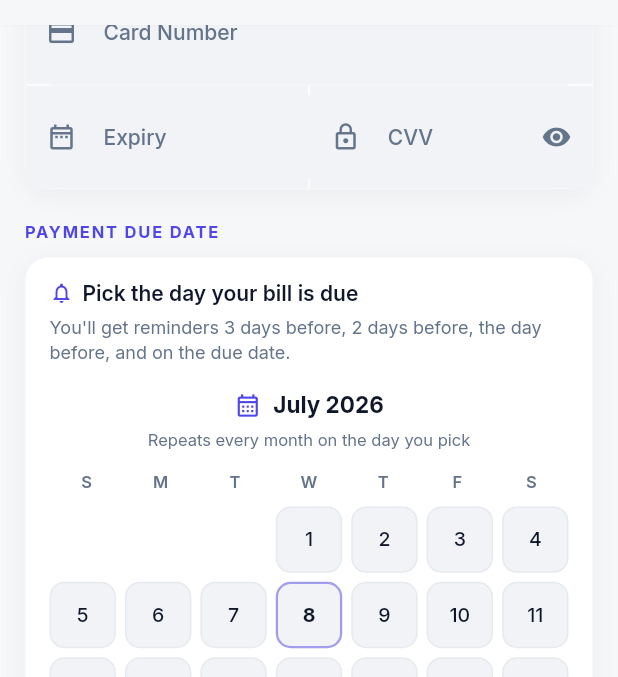
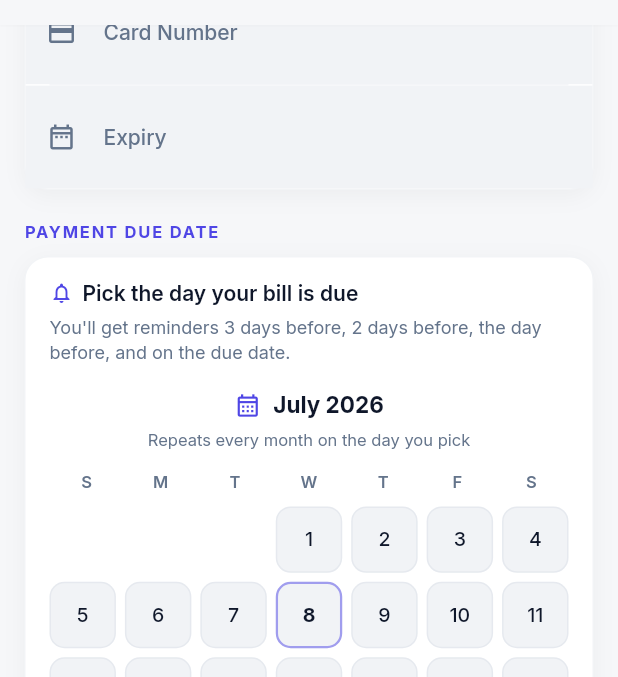
Before and after one commit to Geopaul94/credit_card_mananger, a Flutter app: the _AddCardView screen opened directly, scrolled down 576 dp, on a phone screen of 412 x 824 dp, the part 59-736 px from its top. Run offline on Flutter 3.47's test engine with Material 3 defaults, Android fonts, the phone set to English and light mode, and no system bars; our stand-ins replace equatable, flutter_bloc, flutter_local_notifications, flutter_secure_storage, get_it, google_sign_in and 4 more; missing offline and left inert: encrypt, google_mlkit_text_recognition, googleapis; accounts and stored records are empty.

Commit message:
Remove CVV storage entirely (PCI-DSS / Play compliance)
- Drop cvv from PaymentCard entity, model, and both storage/backup serializers
  (old persisted/backup 'cvv' keys are now ignored on read)
- Remove CVV input + reveal UI from add-card and card-detail screens
- Stop the OCR scanner from reading CVV (removed _parseCvv + CardScanResult.cvv)
- Remove showCvv/toggleCvv state and the cvv field from the add-card event

Co-Authored-By: Claude Fable 5 <noreply@anthropic.com>

```diff
--- a/lib/core/backup/backup_cubit.dart
+++ b/lib/core/backup/backup_cubit.dart
@@ -243,7 +243,6 @@ class BackupCubit extends Cubit<BackupState> {
                 'cardNumber': c.cardNumber,
                 'expiryDate': c.expiryDate,
                 'typeLabel': c.typeLabel,
-                'cvv': c.cvv,
                 if (c.bankName != null) 'bankName': c.bankName,
                 if (c.cardName != null) 'cardName': c.cardName,
                 if (c.dueDay != null) 'dueDay': c.dueDay,
@@ -266,7 +265,6 @@ class BackupCubit extends Cubit<BackupState> {
         cardNumber: m['cardNumber'] as String,
         expiryDate: m['expiryDate'] as String,
         typeLabel: m['typeLabel'] as String,
-        cvv: m['cvv'] as String,
         bankName: m['bankName'] as String?,
         cardName: m['cardName'] as String?,
         dueDay: m['dueDay'] as int?,
--- a/lib/core/storage/secure_card_storage.dart
+++ b/lib/core/storage/secure_card_storage.dart
@@ -103,7 +103,6 @@ class SecureCardStorage {
         'cardNumber': c.cardNumber,
         'expiryDate': c.expiryDate,
         'typeLabel': c.typeLabel,
-        'cvv': c.cvv,
         if (c.bankName != null) 'bankName': c.bankName,
         if (c.cardName != null) 'cardName': c.cardName,
         if (c.dueDay != null) 'dueDay': c.dueDay,
@@ -116,7 +115,6 @@ class SecureCardStorage {
         cardNumber: m['cardNumber'] as String,
         expiryDate: m['expiryDate'] as String,
         typeLabel: m['typeLabel'] as String,
-        cvv: m['cvv'] as String,
         bankName: m['bankName'] as String?,
         cardName: m['cardName'] as String?,
         dueDay: m['dueDay'] as int?,
--- a/lib/features/cards/data/models/payment_card_model.dart
+++ b/lib/features/cards/data/models/payment_card_model.dart
@@ -7,7 +7,6 @@ class PaymentCardModel extends PaymentCard {
     required super.cardNumber,
     required super.expiryDate,
     required super.typeLabel,
-    required super.cvv,
     super.bankName,
     super.cardName,
     super.dueDay,
@@ -20,7 +19,6 @@ class PaymentCardModel extends PaymentCard {
         cardNumber: card.cardNumber,
         expiryDate: card.expiryDate,
         typeLabel: card.typeLabel,
-        cvv: card.cvv,
         bankName: card.bankName,
         cardName: card.cardName,
         dueDay: card.dueDay,
--- a/lib/features/cards/data/services/card_scan_service.dart
+++ b/lib/features/cards/data/services/card_scan_service.dart
@@ -11,7 +11,6 @@ class CardScanResult {
     this.holderName,
     this.cardNumber,
     this.expiryDate,
-    this.cvv,
     this.bankName,
     this.cardName,
   });
@@ -24,9 +23,6 @@ class CardScanResult {
   /// MM/YY format
   final String? expiryDate;
 
-  /// 3–4 digit security code (read from the back of the card).
-  final String? cvv;
-
   /// Issuing bank, matched from a keyword list.
   final String? bankName;
 
@@ -37,7 +33,6 @@ class CardScanResult {
       holderName != null ||
       cardNumber != null ||
       expiryDate != null ||
-      cvv != null ||
       bankName != null ||
       cardName != null;
 
@@ -47,7 +42,6 @@ class CardScanResult {
         holderName: holderName ?? other.holderName,
         cardNumber: cardNumber ?? other.cardNumber,
         expiryDate: expiryDate ?? other.expiryDate,
-        cvv: cvv ?? other.cvv,
         bankName: bankName ?? other.bankName,
         cardName: cardName ?? other.cardName,
       );
@@ -92,12 +86,11 @@ class CardScanService {
     );
   }
 
-  // ── Back: CVV (plus bank / card-number fallback) ───────────────────────────
+  // ── Back: bank / card-number fallback ──────────────────────────────────────
 
   CardScanResult _parseBack(String text) {
     final normalized = text.replaceAll(RegExp(r'[ \t]+'), ' ');
     return CardScanResult(
-      cvv: _parseCvv(text),
       cardNumber: _parseNumber(normalized),
       bankName: _detectBank(text),
     );
@@ -141,22 +134,6 @@ class CardScanService {
       final words =
           trimmed.split(RegExp(r'\s+')).where((w) => w.length >= 2).toList();
       if (words.length >= 2) return words.join(' ');
-    }
-    return null;
-  }
-
-  String? _parseCvv(String text) {
-    // Prefer a value explicitly labelled CVV / CVC / CVV2 / CID.
-    final labeled = RegExp(
-      r'(?:cvv2?|cvc2?|cid)\D{0,6}(\d{3,4})',
-      caseSensitive: false,
-    ).firstMatch(text);
-    if (labeled != null) return labeled.group(1);
-
-    // Otherwise the first standalone 3-digit group on its own line.
-    for (final line in text.split('\n')) {
-      final m = RegExp(r'^\s*(\d{3})\s*$').firstMatch(line);
-      if (m != null) return m.group(1);
     }
     return null;
   }
--- a/lib/features/cards/domain/entities/payment_card.dart
+++ b/lib/features/cards/domain/entities/payment_card.dart
@@ -7,7 +7,6 @@ class PaymentCard extends Equatable {
     required this.cardNumber,
     required this.expiryDate,
     required this.typeLabel,
-    required this.cvv,
     this.bankName,
     this.cardName,
     this.dueDay,
@@ -19,7 +18,6 @@ class PaymentCard extends Equatable {
   final String cardNumber; // digits only
   final String expiryDate; // MM/YY
   final String typeLabel;
-  final String cvv;
   final String? bankName;
   final String? cardName; // co-brand / product name, e.g. "Flipkart"
   final int? dueDay; // monthly due date — null means no reminder set
@@ -125,7 +123,6 @@ class PaymentCard extends Equatable {
     String? cardNumber,
     String? expiryDate,
     String? typeLabel,
-    String? cvv,
     String? bankName,
     bool clearBankName = false,
     String? cardName,
@@ -141,7 +138,6 @@ class PaymentCard extends Equatable {
       cardNumber: cardNumber ?? this.cardNumber,
       expiryDate: expiryDate ?? this.expiryDate,
       typeLabel: typeLabel ?? this.typeLabel,
-      cvv: cvv ?? this.cvv,
       bankName: clearBankName ? null : (bankName ?? this.bankName),
       cardName: clearCardName ? null : (cardName ?? this.cardName),
       dueDay: clearDueDay ? null : (dueDay ?? this.dueDay),
@@ -156,7 +152,6 @@ class PaymentCard extends Equatable {
         cardNumber,
         expiryDate,
         typeLabel,
-        cvv,
         bankName,
         cardName,
         dueDay,
--- a/lib/features/cards/presentation/bloc/add_card/add_card_cubit.dart
+++ b/lib/features/cards/presentation/bloc/add_card/add_card_cubit.dart
@@ -11,7 +11,6 @@ class AddCardState extends Equatable {
     this.selectedDueDay,
     this.isScanning = false,
     this.wasScanned = false,
-    this.showCvv = false,
     this.scanResult,
   });
 
@@ -21,7 +20,6 @@ class AddCardState extends Equatable {
   final int? selectedDueDay;
   final bool isScanning;
   final bool wasScanned;
-  final bool showCvv;
   final CardScanResult? scanResult; // accumulates across front/back scans
 
   int? get effectiveDueDay => selectedDueDay;
@@ -32,7 +30,6 @@ class AddCardState extends Equatable {
     bool clearDueDay = false,
     bool? isScanning,
     bool? wasScanned,
-    bool? showCvv,
     CardScanResult? scanResult,
     bool clearScan = false,
   }) {
@@ -42,14 +39,13 @@ class AddCardState extends Equatable {
           clearDueDay ? null : (selectedDueDay ?? this.selectedDueDay),
       isScanning: isScanning ?? this.isScanning,
       wasScanned: wasScanned ?? this.wasScanned,
-      showCvv: showCvv ?? this.showCvv,
       scanResult: clearScan ? null : (scanResult ?? this.scanResult),
     );
   }
 
   @override
   List<Object?> get props =>
-      [cardType, selectedDueDay, isScanning, wasScanned, showCvv, scanResult];
+      [cardType, selectedDueDay, isScanning, wasScanned, scanResult];
 }
 
 // ─── Cubit ────────────────────────────────────────────────────────────────────
@@ -68,10 +64,6 @@ class AddCardCubit extends Cubit<AddCardState> {
   void selectDueDay(int day) => emit(state.copyWith(selectedDueDay: day));
 
   void clearDueDay() => emit(state.copyWith(clearDueDay: true));
-
-  // ── CVV visibility ────────────────────────────────────────────────────────
-
-  void toggleCvv() => emit(state.copyWith(showCvv: !state.showCvv));
 
   // ── Scan front / back ─────────────────────────────────────────────────────
   // Each captures one side, OCRs it, and merges the result into [scanResult]
--- a/lib/features/cards/presentation/bloc/card_overview/card_overview_bloc.dart
+++ b/lib/features/cards/presentation/bloc/card_overview/card_overview_bloc.dart
@@ -108,7 +108,6 @@ class CardOverviewBloc extends Bloc<CardOverviewEvent, CardOverviewState> {
         cardNumber: event.cardNumber.replaceAll(RegExp(r'\D'), ''),
         expiryDate: event.expiryDate.trim(),
         typeLabel: event.typeLabel.trim(),
-        cvv: event.cvv.trim(),
         bankName: (event.bankName?.trim().isEmpty ?? true)
             ? null
             : event.bankName!.trim(),
--- a/lib/features/cards/presentation/bloc/card_overview/card_overview_event.dart
+++ b/lib/features/cards/presentation/bloc/card_overview/card_overview_event.dart
@@ -18,7 +18,6 @@ class AddCardRequested extends CardOverviewEvent {
     required this.cardNumber,
     required this.expiryDate,
     required this.typeLabel,
-    required this.cvv,
     this.bankName,
     this.cardName,
     this.dueDay,
@@ -28,7 +27,6 @@ class AddCardRequested extends CardOverviewEvent {
   final String cardNumber;
   final String expiryDate;
   final String typeLabel;
-  final String cvv;
   final String? bankName;
   final String? cardName;
   final int? dueDay;
@@ -39,7 +37,6 @@ class AddCardRequested extends CardOverviewEvent {
         cardNumber,
         expiryDate,
         typeLabel,
-        cvv,
         bankName,
         cardName,
         dueDay,
--- a/lib/features/cards/presentation/pages/add_card_screen/add_card_screen.dart
+++ b/lib/features/cards/presentation/pages/add_card_screen/add_card_screen.dart
@@ -42,7 +42,6 @@ class _AddCardViewState extends State<_AddCardView> {
   final _cardNameCtrl = TextEditingController();
   final _numberCtrl = TextEditingController();
   final _expiryCtrl = TextEditingController();
-  final _cvvCtrl = TextEditingController();
 
   @override
   void dispose() {
@@ -51,7 +50,6 @@ class _AddCardViewState extends State<_AddCardView> {
     _cardNameCtrl.dispose();
     _numberCtrl.dispose();
     _expiryCtrl.dispose();
-    _cvvCtrl.dispose();
     super.dispose();
   }
 
@@ -81,7 +79,7 @@ class _AddCardViewState extends State<_AddCardView> {
         title: const Text('Front captured ✓'),
         content: const Text(
           'Now flip the card over and capture the back so we can read the '
-          'CVV. You can skip this and type the CVV yourself.',
+          'issuing bank and card number. You can skip this step.',
         ),
         actions: [
           TextButton(
@@ -115,7 +113,6 @@ class _AddCardViewState extends State<_AddCardView> {
             cardNumber: _numberCtrl.text,
             expiryDate: _expiryCtrl.text,
             typeLabel: cubit.state.cardType,
-            cvv: _cvvCtrl.text,
             bankName: _bankCtrl.text.trim().isEmpty
                 ? null
                 : _bankCtrl.text.trim(),
@@ -156,9 +153,6 @@ class _AddCardViewState extends State<_AddCardView> {
         }
         if (r.expiryDate != null && _expiryCtrl.text.trim().isEmpty) {
           _expiryCtrl.text = r.expiryDate!;
-        }
-        if (r.cvv != null && _cvvCtrl.text.trim().isEmpty) {
-          _cvvCtrl.text = r.cvv!;
         }
       },
       child: Scaffold(
@@ -323,9 +317,7 @@ class _AddCardViewState extends State<_AddCardView> {
                     },
                   ),
                   _Divider(),
-                  Row(children: [
-                    Expanded(
-                      child: _Field(
+                  _Field(
                     controller: _expiryCtrl,
                     label: 'Expiry',
                     hint: 'MM/YY',
@@ -337,26 +329,7 @@ class _AddCardViewState extends State<_AddCardView> {
                                 .hasMatch(v?.trim() ?? '')
                             ? null
                             : 'MM/YY',
-                        noBorder: true,
                   ),
-                    ),
-                    Container(
-                        width: 1,
-                        height: 56,
-                        color: scheme.outline.withValues(alpha: 0.15)),
-                    // CVV visibility — rebuilds only when showCvv changes.
-                    Expanded(
-                      child: BlocBuilder<AddCardCubit, AddCardState>(
-                        buildWhen: (p, c) => p.showCvv != c.showCvv,
-                        builder: (context, state) => _CvvField(
-                          controller: _cvvCtrl,
-                          showCvv: state.showCvv,
-                          onToggle: () =>
-                              context.read<AddCardCubit>().toggleCvv(),
-                        ),
-                      ),
-                    ),
-                  ]),
                 ]),
 
                 const SizedBox(height: 20),
@@ -509,7 +482,6 @@ class _Field extends StatelessWidget {
     this.validator,
     this.keyboardType,
     this.inputFormatters,
-    this.noBorder = false,
   });
 
   final TextEditingController controller;
@@ -519,7 +491,6 @@ class _Field extends StatelessWidget {
   final String? Function(String?)? validator;
   final TextInputType? keyboardType;
   final List<TextInputFormatter>? inputFormatters;
-  final bool noBorder;
 
   @override
   Widget build(BuildContext context) {
@@ -532,52 +503,6 @@ class _Field extends StatelessWidget {
         labelText: label,
         hintText: hint,
         prefixIcon: Icon(prefixIcon, size: 20),
-        border: InputBorder.none,
-        enabledBorder: InputBorder.none,
-        focusedBorder: InputBorder.none,
-        errorBorder: InputBorder.none,
-        focusedErrorBorder: InputBorder.none,
-        contentPadding:
-            const EdgeInsets.symmetric(horizontal: 16, vertical: 16),
-      ),
-    );
-  }
-}
-
-class _CvvField extends StatelessWidget {
-  const _CvvField({
-    required this.controller,
-    required this.showCvv,
-    required this.onToggle,
-  });
-
-  final TextEditingController controller;
-  final bool showCvv;
-  final VoidCallback onToggle;
-
-  @override
-  Widget build(BuildContext context) {
-    return TextFormField(
-      controller: controller,
-      keyboardType: TextInputType.number,
-      obscureText: !showCvv,
-      maxLength: 4,
-      validator: (v) {
-        final d = v?.replaceAll(RegExp(r'\D'), '') ?? '';
-        return d.length < 3 ? 'Enter CVV' : null;
-      },
-      decoration: InputDecoration(
-        labelText: 'CVV',
-        hintText: '•••',
-        counterText: '',
-        prefixIcon: const Icon(Icons.lock_outline, size: 20),
-        suffixIcon: GestureDetector(
-          onTap: onToggle,
-          child: Icon(
-            showCvv ? Icons.visibility_off : Icons.visibility,
-            size: 20,
-          ),
-        ),
         border: InputBorder.none,
         enabledBorder: InputBorder.none,
         focusedBorder: InputBorder.none,
```
Also changed, not shown: lib/features/cards/presentation/pages/card_detail_screen/card_detail_screen.dart (+6 -57 lines). Lines whose indentation alone changed are shown as unchanged.
